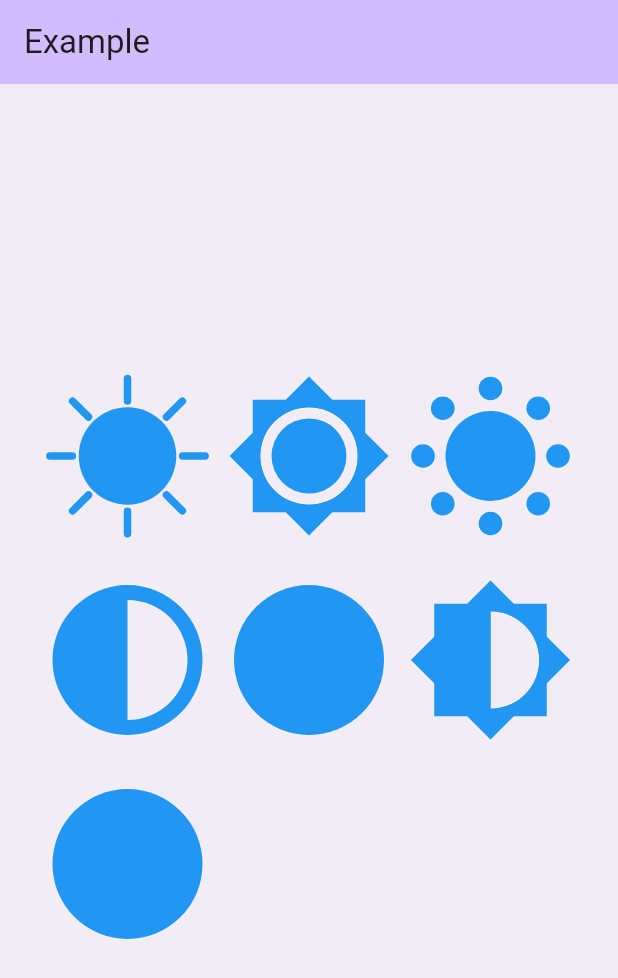
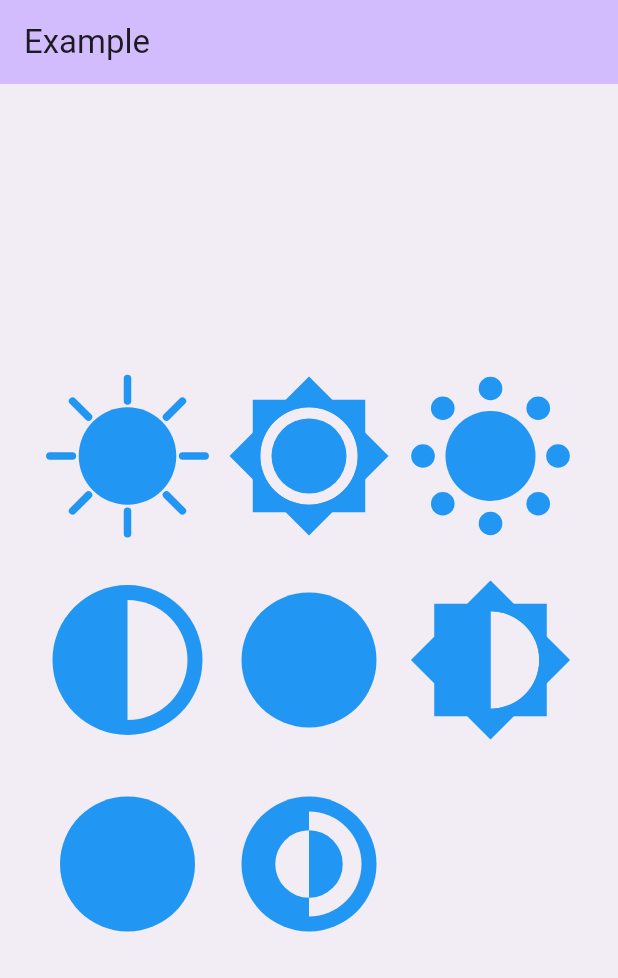
Before and after one commit to vchib1/LightDarkThemeToggle, a Flutter app: the screen it shows after launch, on a phone screen of 412 x 824 dp. Shown: the top 978 px of the screen. Run offline on Flutter 3.47's test engine with Material 3 defaults, Android fonts, the phone set to English and light mode, and no system bars.

Commit message:
fixed darkInner animation and added within animation (incomplete)

```diff
--- a/example/lib/main.dart
+++ b/example/lib/main.dart
@@ -39,7 +39,10 @@ class Example extends StatelessWidget {
           runSpacing: 20,
           children: AnimationType.values.map(
             (e) {
-              return LightDarkThemeToggle(animationType: e);
+              return LightDarkThemeToggle(
+                animationType: e,
+                configuration: LightDarkThemeToggleConfig(size: 100),
+              );
             },
           ).toList(),
         ),
--- a/lib/light_dark_theme_toggle.dart
+++ b/lib/light_dark_theme_toggle.dart
@@ -1,2 +1,3 @@
 export './src/light_dark_theme_toggle.dart';
 export './src/model/animation_type.dart';
+export './src/model/configuration.dart';
--- a/lib/src/light_dark_theme_toggle.dart
+++ b/lib/src/light_dark_theme_toggle.dart
@@ -1,27 +1,17 @@
 import 'package:flutter/material.dart';
+import 'package:light_dark_theme_toggle/src/model/configuration.dart';
 import 'model/animation_type.dart';
 import 'painters/painters.dart';
-
-const duration = Duration(milliseconds: 500);
-const reverseDuration = Duration(milliseconds: 500);
-const curve = Curves.linear;
-const reverseCurve = Curves.linear;
-const size = 100.0;
 
 class LightDarkThemeToggle extends StatefulWidget {
   // TODO : Add Parameters to get customization
   final AnimationType animationType;
-
-  //final Duration duration;
-  //final Duration reverseDuration;
-  //final Curve curve;
+  final LightDarkThemeToggleConfig configuration;
 
   const LightDarkThemeToggle({
     super.key,
     this.animationType = AnimationType.halfSun,
-    //required this.duration,
-    //required this.reverseDuration,
-    //required this.curve,
+    this.configuration = const LightDarkThemeToggleConfig(),
   });
 
   @override
@@ -39,14 +29,14 @@ class _LightDarkThemeToggleState extends State<LightDarkThemeToggle>
     super.initState();
     _controller = AnimationController(
       vsync: this,
-      duration: duration,
-      reverseDuration: reverseDuration,
+      duration: widget.configuration.duration,
+      reverseDuration: widget.configuration.reverseDuration,
     );
 
     _animation = CurvedAnimation(
       parent: _controller,
-      curve: curve,
-      reverseCurve: reverseCurve,
+      curve: widget.configuration.curve,
+      reverseCurve: widget.configuration.reverseCurve,
     );
   }
 
@@ -58,6 +48,9 @@ class _LightDarkThemeToggleState extends State<LightDarkThemeToggle>
 
   @override
   Widget build(BuildContext context) {
+    final size =
+        widget.configuration.size ?? (Theme.of(context).iconTheme.size ?? 24);
+
     return IconButton(
       iconSize: size,
       onPressed: () {
@@ -68,7 +61,7 @@ class _LightDarkThemeToggleState extends State<LightDarkThemeToggle>
         }
       },
       icon: CustomPaint(
-        size: const Size.square(size),
+        size: Size.square(size),
         painter: switch (widget.animationType) {
           AnimationType.classic => ClassicPainter(animation: _animation),
           AnimationType.simple => SimplePainter(animation: _animation),
@@ -77,6 +70,7 @@ class _LightDarkThemeToggleState extends State<LightDarkThemeToggle>
           AnimationType.darkSide => DarkSidePainter(animation: _animation),
           AnimationType.innerMoon => InnerMoonPainter(animation: _animation),
           AnimationType.expand => ExpandPainter(animation: _animation),
+          AnimationType.darkInner => DarkInnerPainter(animation: _animation),
         },
       ),
     );
--- a/lib/src/model/animation_type.dart
+++ b/lib/src/model/animation_type.dart
@@ -6,4 +6,6 @@ enum AnimationType {
   eclipse,
   halfSun,
   simple,
+  darkInner,
+  //within,
 }
--- a/lib/src/model/configuration.dart
+++ b/lib/src/model/configuration.dart
@@ -1 +1,17 @@
-class CustomConfiguration {}
+import 'package:flutter/material.dart';
+
+class LightDarkThemeToggleConfig {
+  final Duration duration;
+  final Duration reverseDuration;
+  final Curve curve;
+  final Curve reverseCurve;
+  final double? size;
+
+  const LightDarkThemeToggleConfig({
+    this.duration = const Duration(milliseconds: 500),
+    this.reverseDuration = const Duration(milliseconds: 300),
+    this.curve = Curves.easeOutBack,
+    this.reverseCurve = Curves.easeOutBack,
+    this.size,
+  });
+}
--- /dev/null
+++ b/lib/src/painters/constants.dart
@@ -0,0 +1 @@
+const mainRadiusFactor = 0.90;
--- a/lib/src/painters/eclipse_painter.dart
+++ b/lib/src/painters/eclipse_painter.dart
@@ -1,4 +1,5 @@
 import 'package:flutter/material.dart';
+import 'package:light_dark_theme_toggle/src/painters/constants.dart';
 
 class EclipsePainter extends CustomPainter {
   final Animation<double> animation;
@@ -9,7 +10,7 @@ class EclipsePainter extends CustomPainter {
   void paint(Canvas canvas, Size size) {
     final center = Offset(size.width / 2, size.height / 2);
 
-    final radius = size.width / 2;
+    final radius = (size.width / 2) * mainRadiusFactor;
 
     final paint = Paint()
       ..color = Colors.blue
--- a/lib/src/painters/painters.dart
+++ b/lib/src/painters/painters.dart
@@ -7,3 +7,4 @@ export 'expand_painter.dart';
 export 'halfsun_painter.dart';
 export 'inner_moon_painter.dart';
 export 'simple_painter.dart';
+export 'within_painter.dart';
--- a/lib/src/painters/simple_painter.dart
+++ b/lib/src/painters/simple_painter.dart
@@ -1,4 +1,5 @@
 import 'package:flutter/material.dart';
+import 'package:light_dark_theme_toggle/src/painters/constants.dart';
 
 class SimplePainter extends CustomPainter {
   final Animation<double> animation;
@@ -11,7 +12,7 @@ class SimplePainter extends CustomPainter {
   void paint(Canvas canvas, Size size) {
     final center = Offset(size.width / 2, size.height / 2);
 
-    final radius = size.width / 2;
+    final radius = size.width / 2 * mainRadiusFactor;
     final eclipseRadius = radius * 0.8;
 
     final paint = Paint()
```
Also changed, not shown: lib/src/painters/classic_painter.dart (+9 -5 lines), lib/src/painters/dark_inner_painter.dart (+44 -14 lines), lib/src/painters/within_painter.dart (added, +48 -0 lines).
